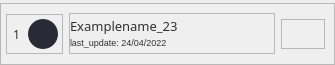
Old version of the form widget/channel_history/channel_history_ui.ui in the repository T4M1Z/GUI-PyQT5-Youtub3r_Scrap3r.
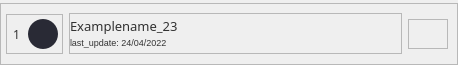
New version of the form. Icons and pictures are not drawn.

What changed in the file:
```diff
--- a/widget/channel_history/channel_history_ui.ui
+++ b/widget/channel_history/channel_history_ui.ui
@@ -6,7 +6,7 @@
    <rect>
     <x>0</x>
     <y>0</y>
-    <width>335</width>
+    <width>458</width>
     <height>65</height>
    </rect>
   </property>
@@ -274,24 +274,34 @@
             <widget class="QPushButton" name="user_btn">
              <property name="minimumSize">
               <size>
-               <width>16</width>
-               <height>16</height>
+               <width>15</width>
+               <height>15</height>
               </size>
              </property>
              <property name="maximumSize">
               <size>
-               <width>16</width>
-               <height>16</height>
+               <width>15</width>
+               <height>15</height>
               </size>
              </property>
              <property name="cursor">
               <cursorShape>PointingHandCursor</cursorShape>
              </property>
              <property name="styleSheet">
-              <string notr="true">QPushButton{image: url(:/channel/icons/channel/user_btn.svg);
-border:none;
+              <string notr="true">QPushButton{
+	image: url(:/channel/icons/channel/remove_btn.svg);
+border-radius:8px;
 }
-</string>
+
+QPushButton::hover{
+	
+	background-color: rgb(218, 218, 218);
+}
+
+
+QPushButton::pressed{
+	background-color: rgb(198, 198, 198);
+}</string>
              </property>
              <property name="text">
               <string/>
@@ -302,14 +312,14 @@
             <widget class="QPushButton" name="chart_btn">
              <property name="minimumSize">
               <size>
-               <width>20</width>
-               <height>20</height>
+               <width>17</width>
+               <height>17</height>
               </size>
              </property>
              <property name="maximumSize">
               <size>
-               <width>20</width>
-               <height>20</height>
+               <width>17</width>
+               <height>17</height>
               </size>
              </property>
              <property name="cursor">
@@ -319,9 +329,18 @@
               <string notr="true">QPushButton{
 image: url(:/channel/icons/channel/chart_btn.svg);
 border:none;
+border-radius:8px;
 }
 
-</string>
+QPushButton::hover{
+	
+	background-color: rgb(218, 218, 218);
+}
+
+
+QPushButton::pressed{
+	background-color: rgb(198, 198, 198);
+}</string>
              </property>
              <property name="text">
               <string/>
```
Left out of the diff: 2 changed lines with no effect on the pictures.
